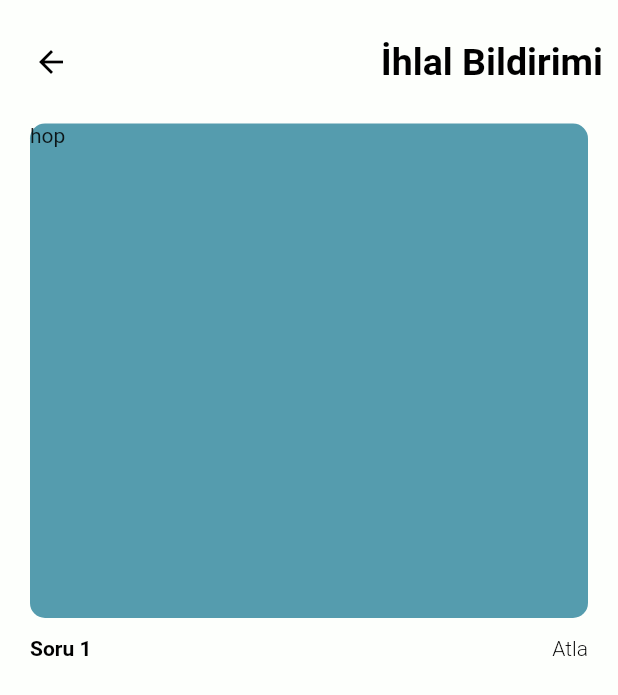
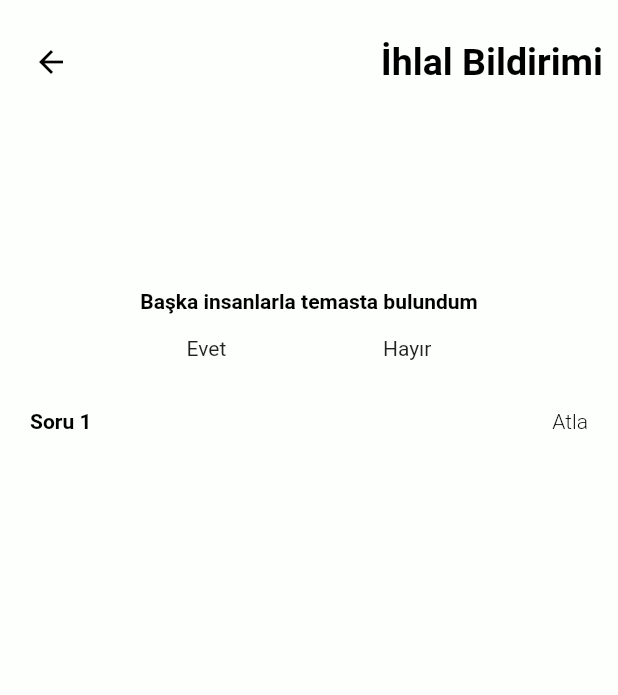
Before and after one commit to imertgul/My_Quarantina, a Flutter app: the QuestionPage screen opened directly, on a phone screen of 412 x 824 dp. Shown: the top 695 px of the screen. Run offline on Flutter 3.47's test engine with Material 2 defaults, Android fonts, the phone set to English and light mode, and no system bars.

Commit message:
İnfo screeen layout

```diff
--- a/lib/pages/quenstions.dart
+++ b/lib/pages/quenstions.dart
@@ -68,10 +68,28 @@ class _QuestionPageState extends State<QuestionPage> {
                             height: unit * 40,
                             width: double.infinity,
                             decoration: BoxDecoration(
-                                color: Renkler.secondary,
+                                // color: Renkler.secondary,
                                 borderRadius: BorderRadius.circular(10)),
-                            child: Text("hop"),
+                            child: Column(
+                              mainAxisAlignment: MainAxisAlignment.center,
+                              children: <Widget>[
+                                Text(
+                                  "Başka insanlarla temasta bulundum",
+                                  textAlign: TextAlign.center,
+                                  style: TextStyle(
+                                      fontWeight: FontWeight.bold,
+                                      color: Renkler.dark),
                                 ),
+                                SizedBox(height: 15),
+                                Row(
+                                  mainAxisAlignment:
+                                      MainAxisAlignment.spaceEvenly,
+                                  children: <Widget>[
+                                    Text("Evet"),
+                                    Text("Hayır"),
+                                  ],
+                                ),
+                                SizedBox(height: 20),
                                 Container(
                                   height: unit * 5,
                                   child: Row(
@@ -100,6 +118,9 @@ class _QuestionPageState extends State<QuestionPage> {
                               ],
                             ),
                           ),
+                        ],
+                      ),
+                    ),
                   )
                 ],
               ),
```
Lines whose indentation alone changed are shown as unchanged.
